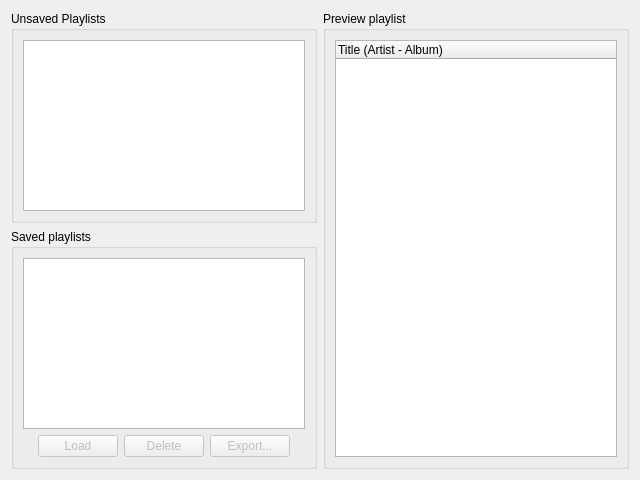
Above: code/MiamPlayer/playlistmanager.ui from MBach/Miam-Player before the change. Below: the same form after it.
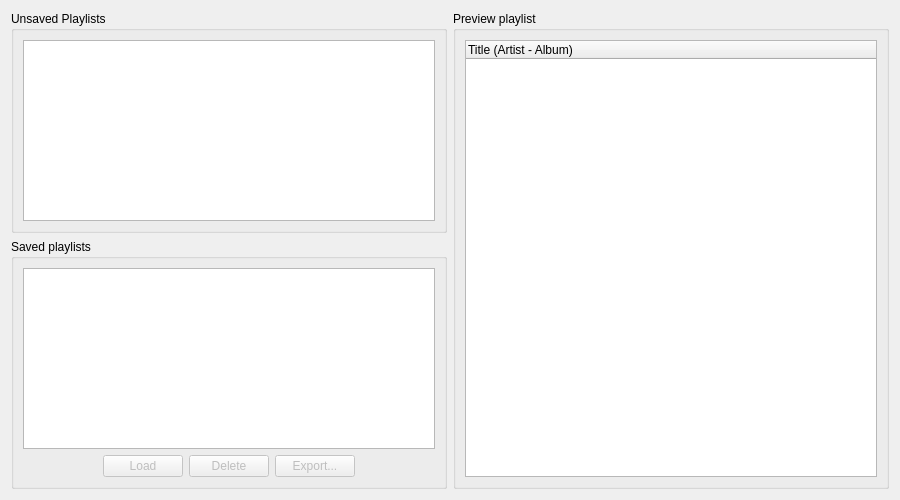
That is the form after the change. Icons and pictures are not drawn.

```diff
--- a/code/MiamPlayer/playlistmanager.ui
+++ b/code/MiamPlayer/playlistmanager.ui
@@ -6,8 +6,8 @@
    <rect>
     <x>0</x>
     <y>0</y>
-    <width>640</width>
-    <height>480</height>
+    <width>900</width>
+    <height>500</height>
    </rect>
   </property>
   <property name="windowTitle">
```
